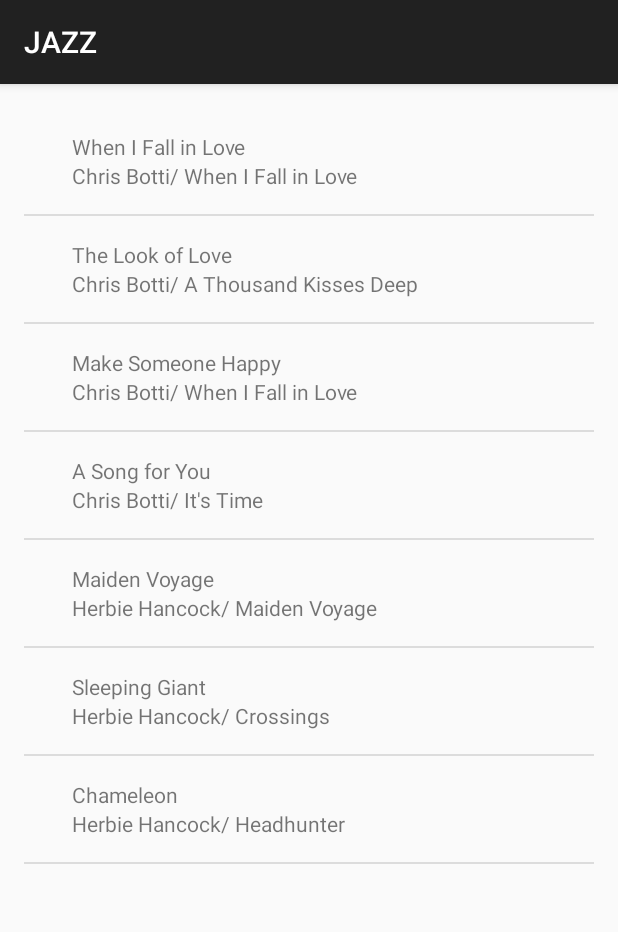
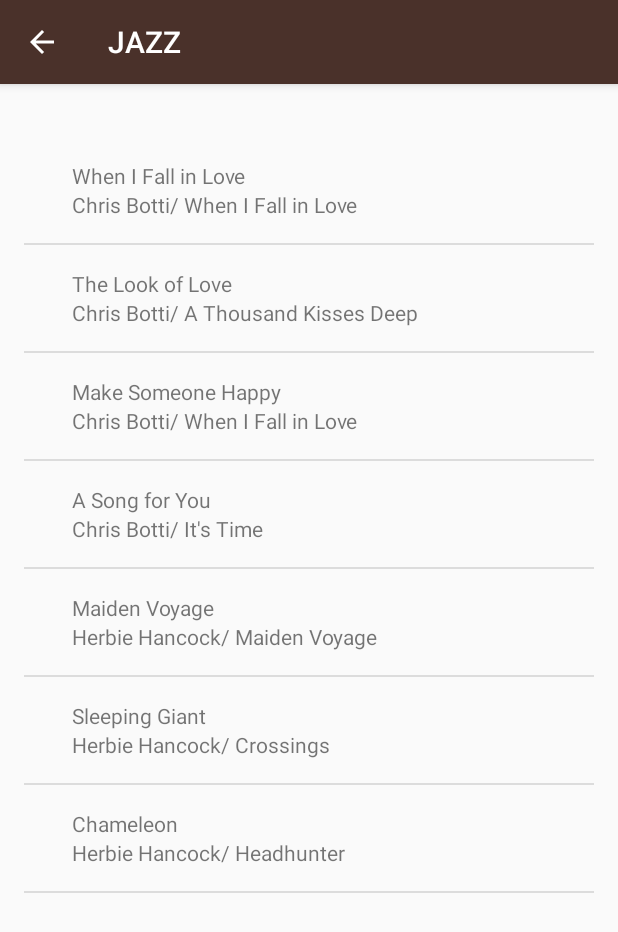
Before and after one commit to kennethev/MusicalStructureApp, an Android app: the screen it shows after launch (JazzActivity), after a tap on "JAZZ", on a phone screen of 412 x 824 dp. Shown: the top 932 px of the screen. Run offline under Robolectric (Android 15) with nearby library versions, the phone set to English and light mode, and no system bars.

Commit message:
updated with color.

```diff
--- a/app/src/main/java/com/example/android/musicalstructureapp/JazzActivity.java
+++ b/app/src/main/java/com/example/android/musicalstructureapp/JazzActivity.java
@@ -2,9 +2,15 @@ package com.example.android.musicalstructureapp;
 
 import android.os.Bundle;
 import android.support.v7.app.AppCompatActivity;
+import android.view.View;
 import android.widget.ListView;
+import android.widget.TextView;
+import android.widget.Toast;
+
+
 
 import java.util.ArrayList;
+import java.util.Set;
 
 public class JazzActivity extends AppCompatActivity {
 
@@ -13,22 +19,30 @@ import java.util.ArrayList;
         super.onCreate ( savedInstanceState );
         setContentView ( R.layout.song_list );
 
-// Create an arraylist of words
-            ArrayList<Song> songs = new ArrayList <Song> ();
-            songs.add (new Song("When I Fall in Love","Chris Botti/ When I Fall in Love"));
-            songs.add (new Song("The Look of Love", "Chris Botti/ A Thousand Kisses Deep"));
-            songs.add (new Song("Make Someone Happy","Chris Botti/ When I Fall in Love ") );
-            songs.add (new Song( "A Song for You","Chris Botti/ It's Time") );
-            songs.add (new Song( "Maiden Voyage","Herbie Hancock/ Maiden Voyage") );
-            songs.add (new Song( "Sleeping Giant","Herbie Hancock/ Crossings") );
-            songs.add (new Song( "Chameleon","Herbie Hancock/ Headhunter") );
+        TextView getSong = findViewById(R.id.getSong);
 
-            SongAdapter adapter = new SongAdapter(this,songs);
 
-            ListView listView = (ListView) findViewById(R.id.list);
+             getSong.setOnClickListener(new View.OnClickListener() {
+                 // The code in this method will be executed when the find music View is clicked on.
+                 @Override
+                 public void onClick(View view) {
+                                          }
+                     });
+            // Create an arraylist of songs
+        ArrayList <Song> songs = new ArrayList <Song> ();
+        songs.add ( new Song ( "When I Fall in Love", "Chris Botti/ When I Fall in Love" ) );
+        songs.add ( new Song ( "The Look of Love", "Chris Botti/ A Thousand Kisses Deep" ) );
+        songs.add ( new Song ( "Make Someone Happy", "Chris Botti/ When I Fall in Love " ) );
+        songs.add ( new Song ( "A Song for You", "Chris Botti/ It's Time" ) );
+        songs.add ( new Song ( "Maiden Voyage", "Herbie Hancock/ Maiden Voyage" ) );
+        songs.add ( new Song ( "Sleeping Giant", "Herbie Hancock/ Crossings" ) );
+        songs.add ( new Song ( "Chameleon", "Herbie Hancock/ Headhunter" ) );
 
-            listView.setAdapter(adapter);
+        SongAdapter adapter = new SongAdapter ( this, songs );
 
+        ListView listView = (ListView) findViewById ( R.id.list );
+
+        listView.setAdapter ( adapter );
     }
 
 }
--- a/app/src/main/java/com/example/android/musicalstructureapp/MainActivity.java
+++ b/app/src/main/java/com/example/android/musicalstructureapp/MainActivity.java
@@ -1,13 +1,76 @@
 package com.example.android.musicalstructureapp;
 
+import android.content.Intent;
+import android.os.Bundle;
 import android.support.v7.app.AppCompatActivity;
-import android.os.Bundle;
+import android.view.View;
+import android.view.View.OnClickListener;
+import android.widget.AdapterView;
+import android.widget.ListView;
+import android.widget.TextView;
+import android.widget.Toast;
+
 
 public class MainActivity extends AppCompatActivity {
+
 
     @Override
     protected void onCreate(Bundle savedInstanceState) {
         super.onCreate ( savedInstanceState );
         setContentView ( R.layout.activity_main );
+
+        ListView lv = (ListView) findViewById ( R.id.lv );
+
+        //Find View that shows classic rock category
+        TextView rock = (TextView) findViewById ( R.id.rock );
+
+        //Set a click listener on the view
+        rock.setOnClickListener ( new OnClickListener () {
+
+            //The code in this method will be executed when song view is clicked on
+            @Override
+            public void onClick(View view) {
+
+                Intent rockIntent = new Intent ( MainActivity.this, RockActivity.class );
+                startActivity ( rockIntent );
+
+            }
+        } );
+
+        //Find View that shows JAZZ category
+        TextView jazz = (TextView) findViewById ( R.id.Jazz );
+
+        //Set a click listener on the view
+        jazz.setOnClickListener ( new OnClickListener () {
+
+            //The code in this method will be executed when jazz view is clicked on
+            @Override
+            public void onClick(View view) {
+                Intent jazzIntent = new Intent ( MainActivity.this, JazzActivity.class );
+                startActivity ( jazzIntent );
+            }
+        } );
+        //Find View that shows Rhythm and Blues category
+        TextView rhythm = (TextView) findViewById ( R.id.rhythm );
+
+        //Set a click listener on the view
+        rhythm.setOnClickListener ( new OnClickListener () {
+
+            //The code in this method will be executed when rhythm view is clicked on
+            @Override
+            public void onClick(View view) {
+                Intent rhythmIntent = new Intent ( MainActivity.this, RhythmActivity.class );
+                startActivity ( rhythmIntent );
+            }
+        } );
+
+        lv.setOnItemClickListener ( new AdapterView.OnItemClickListener () {
+            @Override
+            public void onItemClick(AdapterView <?> parent, View view, int position, long id) {
+
+                Toast.makeText (getApplicationContext (),"Sorry forgot to add music. Come back later.",Toast.LENGTH_SHORT).show();
+            }
+
+        } );
     }
 }
--- a/app/src/main/java/com/example/android/musicalstructureapp/RockActivity.java
+++ b/app/src/main/java/com/example/android/musicalstructureapp/RockActivity.java
@@ -6,6 +6,7 @@ import android.support.v7.app.AppCompatActivity;
 import android.view.View;
 import android.widget.ListView;
 import android.widget.TextView;
+import android.widget.Toast;
 
 import java.util.ArrayList;
 
@@ -34,55 +35,5 @@ public class RockActivity extends AppCompatActivity {
 
     }
 
-    public static class MainActivity extends AppCompatActivity {
-
-        @Override
-        protected void onCreate(Bundle savedInstanceState) {
-            super.onCreate ( savedInstanceState );
-            setContentView ( R.layout.activity_main );
-
-            //Find View that shows classic rock category
-            TextView rock = (TextView) findViewById ( R.id.rock );
-
-            //Set a click listener on the view
-            rock.setOnClickListener ( new View.OnClickListener () {
-
-                //The code in this method will be executed when song view is clicked on
-                @Override
-                public void onClick(View view) {
-
-                    Intent rockIntent = new Intent ( MainActivity.this, RockActivity.class );
-                    startActivity ( rockIntent );
-                }
-            });
-
-            //Find View that shows JAZZ category
-            TextView jazz = (TextView) findViewById ( R.id.Jazz );
-
-            //Set a click listener on the view
-            jazz.setOnClickListener ( new View.OnClickListener () {
-
-                //The code in this method will be executed when jazz view is clicked on
-                @Override
-                public void onClick(View view) {
-                    Intent jazzIntent = new Intent ( MainActivity.this, JazzActivity.class );
-                    startActivity ( jazzIntent );
-                }
-            });
-                //Find View that shows Rhythm and Blues category
-            TextView rhythm = (TextView) findViewById ( R.id.rhythm );
-
-            //Set a click listener on the view
-            rhythm.setOnClickListener ( new View.OnClickListener () {
-
-                //The code in this method will be executed when rhythm view is clicked on
-                @Override
-                public void onClick(View view) {
-                    Intent rhythmIntent = new Intent ( MainActivity.this, RhythmActivity.class );
-                    startActivity ( rhythmIntent );
-                }
-            });
 
         }
-    }
-}
--- a/app/src/main/res/layout/song_list.xml
+++ b/app/src/main/res/layout/song_list.xml
@@ -1,4 +1,17 @@
 <?xml version="1.0" encoding="utf-8"?>
+<LinearLayout
+    xmlns:android="http://schemas.android.com/apk/res/android"
+    android:orientation="vertical"
+    android:layout_width="match_parent"
+    android:layout_height="match_parent">
+
+
+    <TextView
+        android:id="@+id/getSong"
+        android:layout_height="wrap_content"
+        android:layout_width="wrap_content"/>
+
+
 
 <ListView xmlns:android="http://schemas.android.com/apk/res/android"
     xmlns:tools="http://schemas.android.com/tools"
@@ -9,5 +22,7 @@
     android:paddingBottom="@dimen/activity_vertical_margin"
     android:paddingLeft="@dimen/activity_horizontal_margin"
     android:paddingRight="@dimen/activity_horizontal_margin"
-    android:paddingTop="@dimen/activity_vertical_margin"
-    />
+    android:paddingTop="@dimen/activity_vertical_margin">
+
+    </ListView>
+</LinearLayout>
--- a/app/src/main/res/values/styles.xml
+++ b/app/src/main/res/values/styles.xml
@@ -2,6 +2,8 @@
 
     <!-- Base application theme. -->
     <style name="AppTheme" parent="Theme.AppCompat.Light.DarkActionBar">
+<item name="colorPrimary">@color/primary_color</item>
+        <item name="colorPrimaryDark">@color/primary_dark_color</item>
 
 
     </style>
```
Also changed, not shown: app/src/main/AndroidManifest.xml (+7 -4 lines), app/src/main/java/com/example/android/musicalstructureapp/SongAdapter.java (+7 -2 lines), app/src/main/res/layout/activity_main.xml (+8 -0 lines), app/src/main/res/values/colors.xml (+5 -4 lines). Lines whose indentation alone changed are shown as unchanged.
